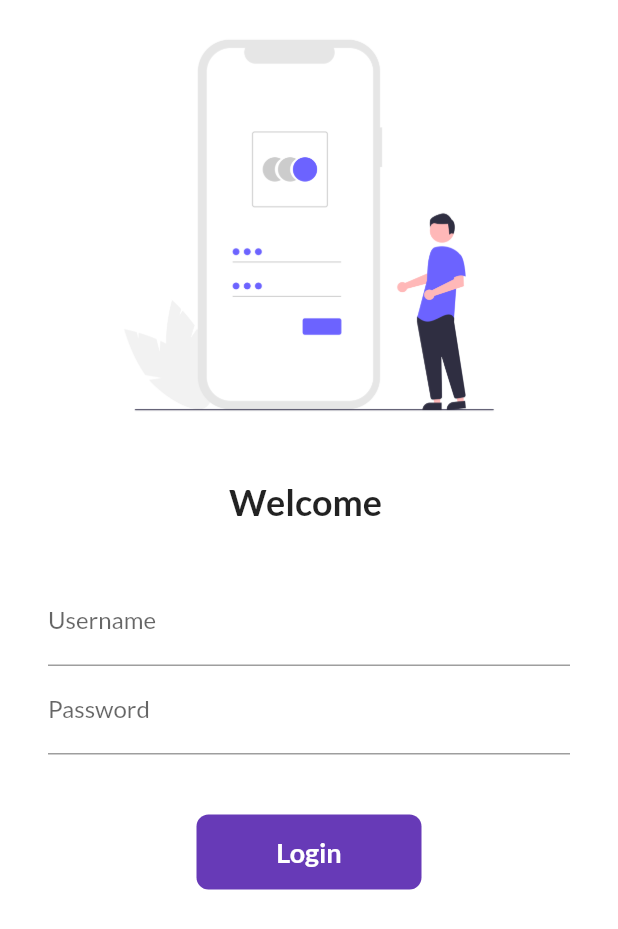
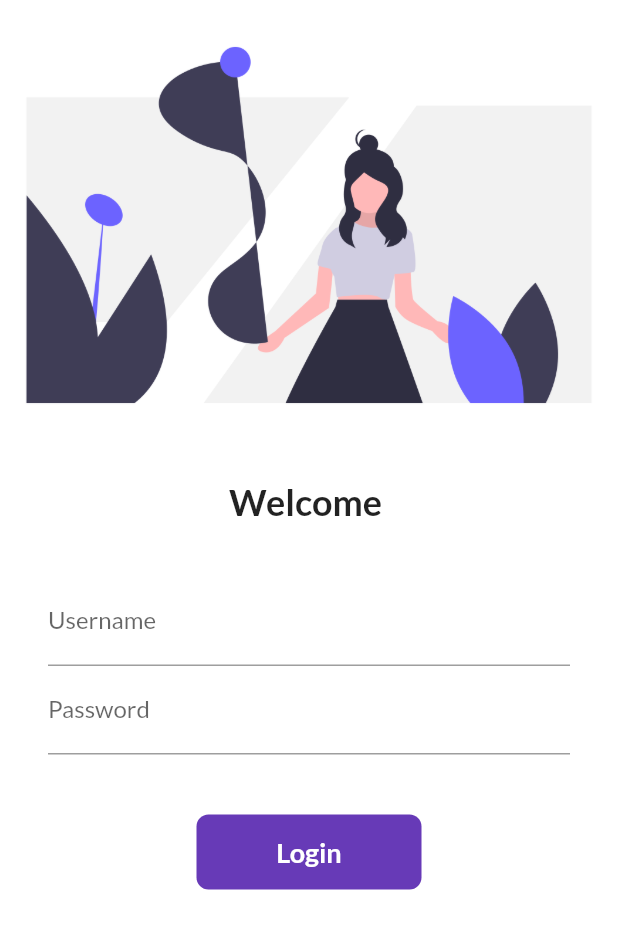
Before and after one commit to PrarthanaBhatt/30DaysOfFlutter, a Flutter app: the screen it shows after launch, on a phone screen of 412 x 824 dp. Shown: the top 929 px of the screen. Run offline on Flutter 3.47's test engine with Material 2 defaults, Android fonts, the phone set to English and light mode, and no system bars; our stand-ins replace google_fonts.

Commit message:
day8 Validations Form | TextField Validation | Ink

```diff
--- a/lib/pages/login_page.dart
+++ b/lib/pages/login_page.dart
@@ -1,5 +1,3 @@
-import 'dart:math';
-
 import 'package:flutter/material.dart';
 import 'package:flutter_catalog/utils/routes.dart';
 
@@ -13,26 +11,43 @@ class LoginPage extends StatefulWidget {
 class _LoginPageState extends State<LoginPage> {
   String name = "";
   bool changeButton = false;
+
+  final _formKey = GlobalKey<FormState>();
+
+  moveToHome(BuildContext context) async {
+    if (_formKey.currentState!.validate()) {
+      setState(() {
+        changeButton = true;
+      });
+      await Future.delayed(Duration(seconds: 1));
+      await Navigator.pushNamed(context, MyRoutes.homeRoute);
+      setState(() {
+        changeButton = false;
+      });
+    }
+  }
+
   @override
   Widget build(BuildContext context) {
     var size = Size(150, 40);
     return Material(
         color: Colors.white,
         child: SingleChildScrollView(
+          //   child: Form(
+          // key: _formKey,
           child: Column(
             children: [
               Image.asset(
-                "assets/images/login_img.png",
+                "assets/images/undraw_summer.png",
                 fit: BoxFit.cover,
                 height: 300,
               ),
               const SizedBox(
                 height: 20.0,
-                //  child: Text("Hii prarthana")
               ),
               Text(
                 "Welcome $name",
-                style: TextStyle(
+                style: const TextStyle(
                   fontSize: 24,
                   fontWeight: FontWeight.bold,
                 ),
@@ -43,10 +58,12 @@ class _LoginPageState extends State<LoginPage> {
               Padding(
                 padding: const EdgeInsets.symmetric(
                     vertical: 16.0, horizontal: 32.0),
+                child: Form(
+                  key: _formKey,
                   child: Column(
                     children: [
                       TextFormField(
-                      decoration: InputDecoration(
+                        decoration: const InputDecoration(
                           hintText: "Enter username",
                           labelText: "Username",
                         ),
@@ -54,36 +71,47 @@ class _LoginPageState extends State<LoginPage> {
                           name = value;
                           setState(() {});
                         },
+                        // The validator receives the text that the user has entered.
+                        validator: (value) {
+                          if (value == null || value == "") {
+                            return 'Please enter some text';
+                          }
+                          return null;
+                        },
                       ),
                       TextFormField(
                         obscureText: true,
-                      decoration: InputDecoration(
+                        decoration: const InputDecoration(
                           hintText: "Enter password",
                           labelText: "Password",
                         ),
+                        validator: (value) {
+                          if (value == null || value == "") {
+                            return 'Please enter some text';
+                          } else if (value.length < 6) {
+                            return 'Password value should be atleast 6';
+                          }
+                          return null;
+                        },
                       ),
                       const SizedBox(
                         height: 40.0,
                       ),
                       InkWell(
-                      onTap: () async{
-                        setState(() {
-                          changeButton = true;
-                        });
-                        await Future.delayed(Duration(seconds: 1));
-                        Navigator.pushNamed(context, MyRoutes.homeRoute);
-                      },
+                        onTap: () => moveToHome(context),
                         child: AnimatedContainer(
                           duration: const Duration(seconds: 1),
-                        width: changeButton? 50: 150,
+                          width: changeButton ? 50 : 150,
                           height: 50,
                           alignment: Alignment.center,
                           // ignore: prefer_const_constructors
-                        child: changeButton?Icon(
+                          child: changeButton
+                              ? const Icon(
                                   Icons.done,
                                   color: Colors.white,
                                   // ignore: prefer_const_constructors
-                          ) : Text(
+                                )
+                              : const Text(
                                   "Login",
                                   // ignore: prefer_const_constructors
                                   style: TextStyle(
@@ -94,20 +122,14 @@ class _LoginPageState extends State<LoginPage> {
                           decoration: BoxDecoration(
                               color: Colors.deepPurple,
                               // shape: changeButton ? BoxShape.circle :BoxShape.rectangle,
-                            borderRadius: BorderRadius.circular(changeButton ? 50 :8)
+                              borderRadius:
+                                  BorderRadius.circular(changeButton ? 50 : 8)),
+                        ),
+                      )
+                    ],
                   ),
                 ),
-                    )
-                    // ElevatedButton(
-                    //   onPressed: () {
-                    //     Navigator.pushNamed(context, MyRoutes.homeRoute);
-                    //   },
-                    //   child: Text("Login"),
-                    //   style: TextButton.styleFrom(minimumSize: size),
-                    // )
-                  ],
               ),
-              )
             ],
           ),
         ));
--- a/pubspec.yaml
+++ b/pubspec.yaml
@@ -34,6 +34,7 @@ dependencies:
   # Use with the CupertinoIcons class for iOS style icons.
   cupertino_icons: ^1.0.2
   google_fonts: ^2.1.0
+  form_field_validator: ^1.0.1
 
 dev_dependencies:
   flutter_test:
```
Also changed, not shown: assets/images/undraw_summer.png (added), pubspec.lock. Lines whose indentation alone changed are shown as unchanged.
